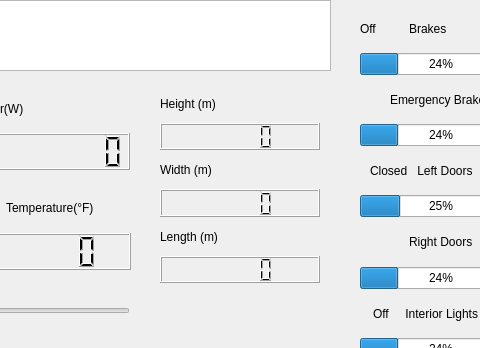
Qt form TrainModel/trainui.ui (JHarnishfeger/ECE1140_Conductors) before a commit; both pictures show x 260 to 740 and y 0 to 348 of the 898 by 777 pixel window.
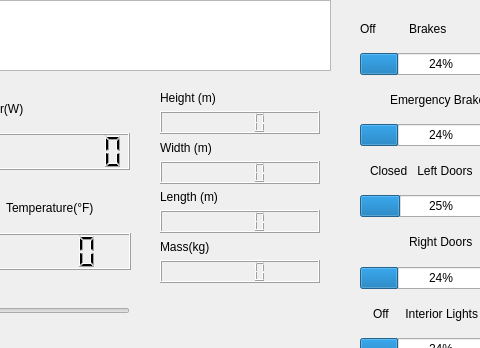
The same form after that commit.

The edit to the form file:
```diff
--- a/TrainModel/trainui.ui
+++ b/TrainModel/trainui.ui
@@ -539,6 +539,16 @@
      <item>
       <widget class="QLCDNumber" name="Length_2"/>
      </item>
+     <item>
+      <widget class="QLabel" name="label_6">
+       <property name="text">
+        <string>Mass(kg)</string>
+       </property>
+      </widget>
+     </item>
+     <item>
+      <widget class="QLCDNumber" name="Mass"/>
+     </item>
     </layout>
    </widget>
   </widget>
```
Left out of the diff: 2 changed lines with no effect on the pictures.
